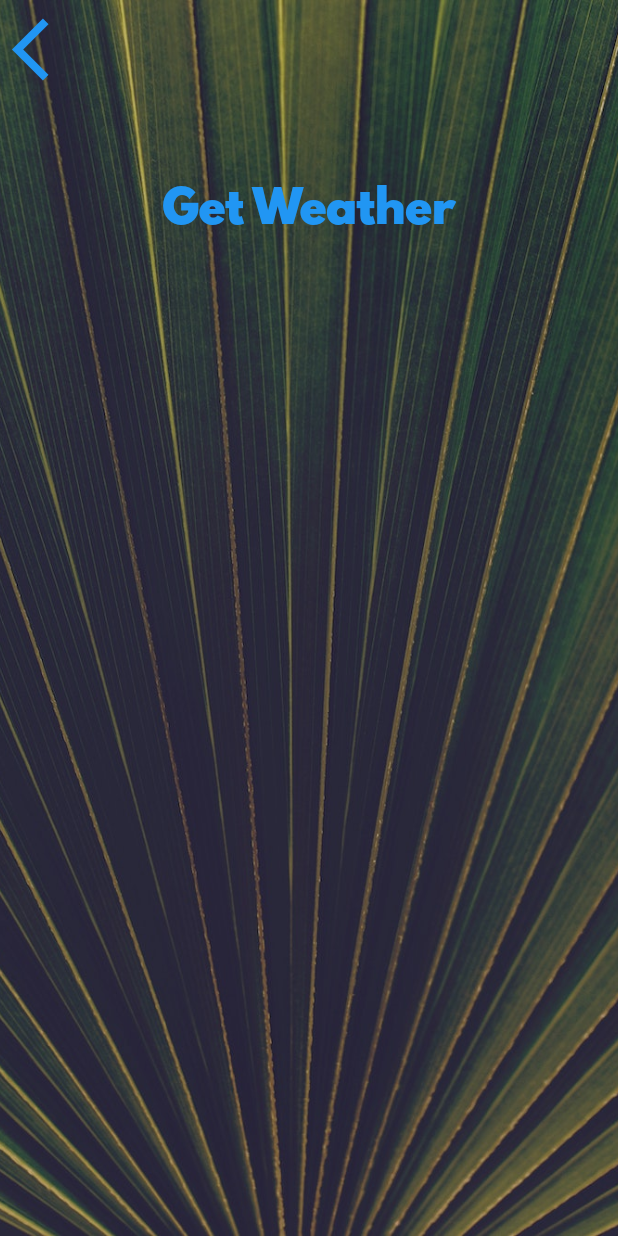
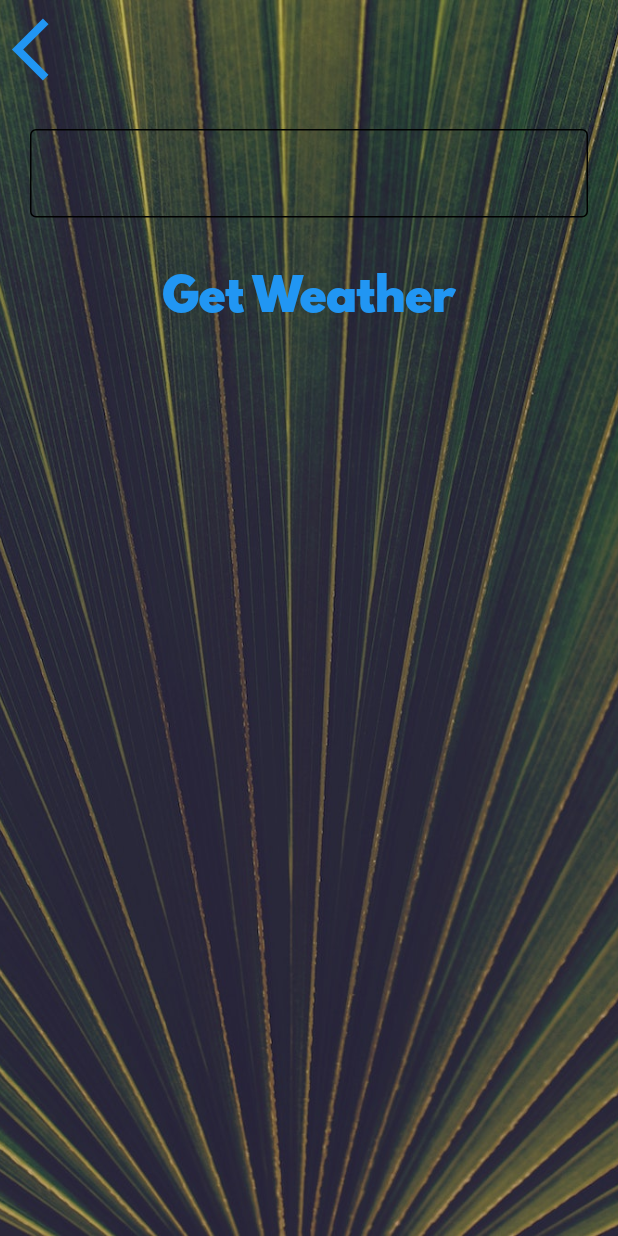
Before and after one commit to HeratUni-CS/clima-hasibHabibzadah, a Flutter app: the CityScreen screen opened directly, on a phone screen of 412 x 824 dp. Run offline on Flutter 3.47's test engine with Material 2 defaults, Android fonts, the phone set to English and light mode, and no system bars.

Commit message:
Update city_screen.dart

```diff
--- a/lib/screens/city_screen.dart
+++ b/lib/screens/city_screen.dart
@@ -1,43 +1,59 @@
+import 'package:clima/utilities/constants.dart';
 import 'package:flutter/material.dart';
-import 'package:clima/utilities/constants.dart';
 
 class CityScreen extends StatefulWidget {
+  const CityScreen({super.key});
+
   @override
   _CityScreenState createState() => _CityScreenState();
 }
 
 class _CityScreenState extends State<CityScreen> {
+  late String cityName;
   @override
   Widget build(BuildContext context) {
     return Scaffold(
       body: Container(
-        decoration: BoxDecoration(
+        decoration: const BoxDecoration(
           image: DecorationImage(
             image: AssetImage('images/city_background.jpg'),
             fit: BoxFit.cover,
           ),
         ),
-        constraints: BoxConstraints.expand(),
+        constraints: const BoxConstraints.expand(),
         child: SafeArea(
           child: Column(
             children: <Widget>[
               Align(
                 alignment: Alignment.topLeft,
                 child: TextButton(
-                  onPressed: () {},
-                  child: Icon(
+                  onPressed: () {
+                    Navigator.pop(context);
+                  },
+                  child: const Icon(
                     Icons.arrow_back_ios,
                     size: 50.0,
                   ),
                 ),
               ),
               Container(
-                padding: EdgeInsets.all(20.0),
-                child: null,
+                padding: const EdgeInsets.all(20.0),
+                child: TextField(
+                  style: const TextStyle(color: Colors.black),
+                  decoration: const InputDecoration(
+                    border: OutlineInputBorder(),
+                    enabledBorder: OutlineInputBorder(),
+                  ),
+                  onChanged: (value) {
+                    cityName = value;
+                  },
+                ),
               ),
               TextButton(
-                onPressed: () {},
-                child: Text(
+                onPressed: () {
+                  Navigator.pop(context, cityName);
+                },
+                child: const Text(
                   'Get Weather',
                   style: kButtonTextStyle,
                 ),
```
